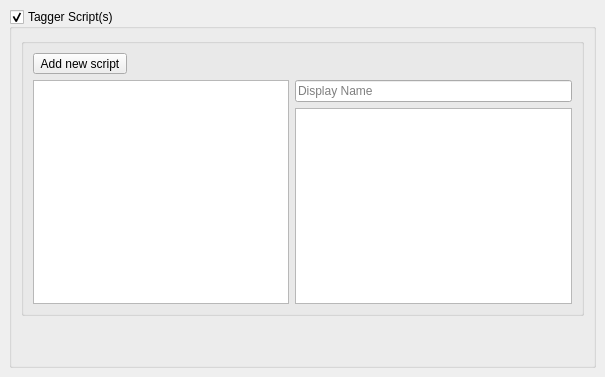
Qt form ui/options_script.ui (metabrainz/picard) before a commit.
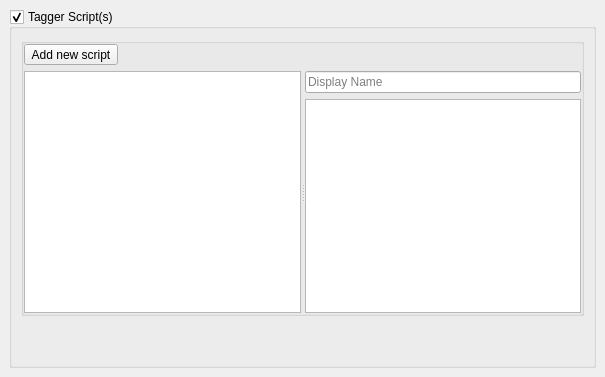
The same form after that commit.

Commit message: PICARD-918: Add splitter in scripting UI

```diff
--- a/ui/options_script.ui
+++ b/ui/options_script.ui
@@ -37,21 +37,23 @@
         <property name="title">
          <string/>
         </property>
-        <layout class="QGridLayout" name="gridLayout">
-         <item row="2" column="2" rowspan="3">
-          <widget class="QListWidget" name="script_list">
-           <property name="sizePolicy">
-            <sizepolicy hsizetype="Fixed" vsizetype="Expanding">
-             <horstretch>0</horstretch>
-             <verstretch>0</verstretch>
-            </sizepolicy>
-           </property>
-          </widget>
-         </item>
-         <item row="3" column="4" rowspan="2" colspan="2">
-          <widget class="QTextEdit" name="tagger_script"/>
-         </item>
-         <item row="0" column="2">
+        <layout class="QVBoxLayout" name="verticalLayout_3">
+         <property name="spacing">
+          <number>6</number>
+         </property>
+         <property name="leftMargin">
+          <number>0</number>
+         </property>
+         <property name="topMargin">
+          <number>0</number>
+         </property>
+         <property name="rightMargin">
+          <number>0</number>
+         </property>
+         <property name="bottomMargin">
+          <number>0</number>
+         </property>
+         <item>
           <widget class="QToolButton" name="add_script">
            <property name="toolTip">
             <string>Add new script</string>
@@ -67,17 +69,54 @@
            </property>
           </widget>
          </item>
-         <item row="2" column="4" colspan="2">
-          <widget class="QLineEdit" name="script_name">
-           <property name="sizePolicy">
-            <sizepolicy hsizetype="Expanding" vsizetype="Fixed">
-             <horstretch>0</horstretch>
-             <verstretch>0</verstretch>
-            </sizepolicy>
+         <item>
+          <widget class="QSplitter" name="splitter">
+           <property name="orientation">
+            <enum>Qt::Horizontal</enum>
            </property>
-           <property name="placeholderText">
-            <string>Display Name</string>
+           <property name="childrenCollapsible">
+            <bool>false</bool>
            </property>
+           <widget class="QListWidget" name="script_list">
+            <property name="sizePolicy">
+             <sizepolicy hsizetype="Ignored" vsizetype="Expanding">
+              <horstretch>0</horstretch>
+              <verstretch>0</verstretch>
+             </sizepolicy>
+            </property>
+           </widget>
+           <widget class="QWidget" name="formWidget" native="true">
+            <layout class="QVBoxLayout" name="verticalLayout_2">
+             <property name="leftMargin">
+              <number>0</number>
+             </property>
+             <property name="topMargin">
+              <number>0</number>
+             </property>
+             <property name="rightMargin">
+              <number>0</number>
+             </property>
+             <property name="bottomMargin">
+              <number>0</number>
+             </property>
+             <item>
+              <widget class="QLineEdit" name="script_name">
+               <property name="sizePolicy">
+                <sizepolicy hsizetype="Expanding" vsizetype="Fixed">
+                 <horstretch>0</horstretch>
+                 <verstretch>0</verstretch>
+                </sizepolicy>
+               </property>
+               <property name="placeholderText">
+                <string>Display Name</string>
+               </property>
+              </widget>
+             </item>
+             <item>
+              <widget class="QTextEdit" name="tagger_script"/>
+             </item>
+            </layout>
+           </widget>
           </widget>
          </item>
         </layout>
```
Left out of the diff: 11 changed lines with no effect on the pictures. The commit also changes 1 other file.
